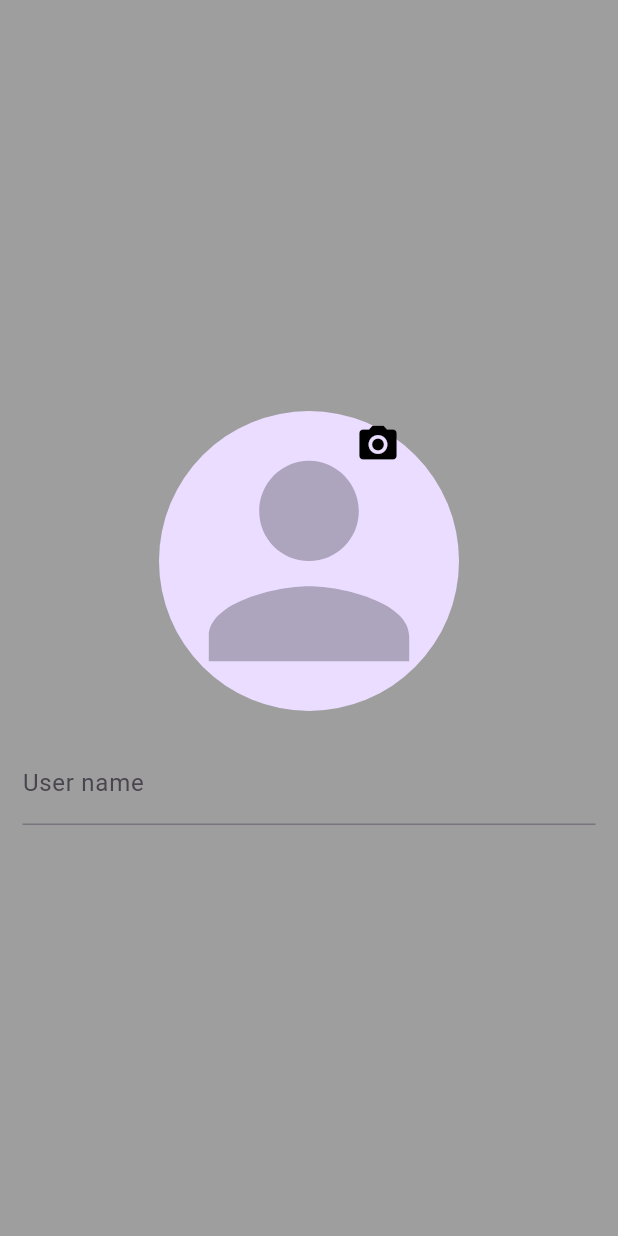
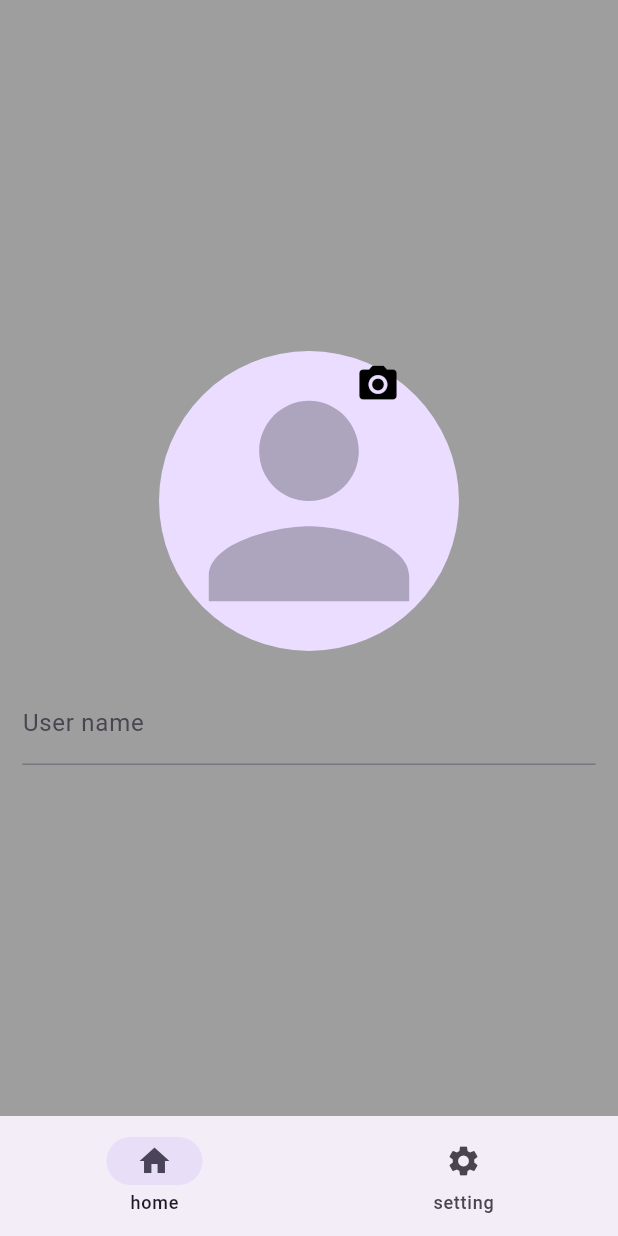
Before and after one commit to takutomiyajima/photo-app, a Flutter app: the screen it shows after launch, after a tap on the "camera alt" icon, on a phone screen of 412 x 824 dp. Run offline on Flutter 3.47's test engine with Material 3 defaults, Android fonts, the light colour scheme and no system bars; our stand-ins replace firebase_core, firebase_storage, go_router, image_picker; accounts and stored records are empty.

Commit message:
bottombarとrouteの作成

```diff
--- /dev/null
+++ b/lib/infla/bottom-bar.dart
@@ -0,0 +1,31 @@
+import 'package:flutter/material.dart';
+import 'package:go_router/go_router.dart';
+
+class AppNavigationBar extends StatelessWidget {
+  const AppNavigationBar({
+    super.key,
+    required this.navigationShell,
+  });
+
+  final StatefulNavigationShell navigationShell;
+
+  @override
+  Widget build(BuildContext context) {
+    return Scaffold(
+      body: navigationShell, // ナビゲーションシェルをボディとして設定
+      bottomNavigationBar: NavigationBar(
+        selectedIndex: navigationShell.currentIndex, // 現在のインデックスを使用
+        destinations: const [
+          NavigationDestination(icon: Icon(Icons.home), label: 'home'),
+          NavigationDestination(icon: Icon(Icons.settings), label: 'setting'),
+        ],
+        onDestinationSelected: (index) {
+          navigationShell.goBranch(
+            index,
+            initialLocation: index == navigationShell.currentIndex, // 選択されたインデックスに移動
+          );
+        },
+      ),
+    );
+  }
+}
--- a/lib/main.dart
+++ b/lib/main.dart
@@ -3,8 +3,11 @@ import 'dart:io';
 import 'package:firebase_storage/firebase_storage.dart';
 import 'package:flutter/material.dart';
 import 'package:firebase_core/firebase_core.dart';
+import 'package:photoapp/route.dart';
+import 'package:photoapp/screen/setting.dart';
 import 'firebase_options.dart';
 import 'package:image_picker/image_picker.dart';
+import 'package:photoapp/screen/home.dart';
 
 
 void main() async {
@@ -13,128 +16,5 @@ void main() async {
     options: DefaultFirebaseOptions.currentPlatform,
   );
 
-  runApp(const MyPage());
+  runApp( App());
 }
-
-class MyPage extends StatefulWidget {
-  const MyPage({super.key});
-
-  @override
-  State<MyPage> createState() => _MyPageState();
-}
-
-
-class _MyPageState extends State<MyPage> {
-  final ImagePicker _imagePicker = ImagePicker();
-  String? imageurl;
-
-  Future<void> pickImage()  async {
-    try {
-      XFile? res = await _imagePicker.pickImage(source: ImageSource.gallery);
-      if (res != null) {
-        await uploadImageToFirebase(File(res.path));
-      }
-    } catch (e) {
-      ScaffoldMessenger.of(context).showSnackBar(
-        SnackBar(
-          backgroundColor: Colors.red,
-          content: Text("$eの画像投稿に失敗しました"),
-        )
-      );
-    }
-  }
-
-  Future<void> uploadImageToFirebase(File image) async{
-  try {
-    Reference reference = FirebaseStorage.instance
-      .ref()
-      .child("images/${DateTime.now().microsecondsSinceEpoch}.png");
-    await reference.putFile(image);
-    String downloadUrl = await reference.getDownloadURL();
-
-    setState(() {
-      imageurl = downloadUrl;
-    });
-
-    ScaffoldMessenger.of(context).showSnackBar(
-      const SnackBar(
-        backgroundColor: Colors.green,
-        duration: Duration(seconds: 2),
-        content: Text("画像を投稿できました"),
-      )
-    );
-  } catch (e) {
-    ScaffoldMessenger.of(context).showSnackBar(
-      SnackBar(
-        backgroundColor: Colors.red,
-        content: Text("$eの画像投稿に失敗しました"),
-      )
-    );
-  }
-}
-
-
-  @override
-  Widget build(BuildContext context) {
-
-    return MaterialApp(
-      home:Scaffold(
-      backgroundColor: Colors.grey,
-      body: Center(
-        child:Padding(padding: const EdgeInsets.all(15),
-          child: ListView(
-            shrinkWrap: true,
-            children: [
-                Stack(children: [
-                  Center(
-                    child: CircleAvatar(
-                    radius: 100,
-                    child: imageurl == null ?
-                    Icon(
-                      Icons.person,
-                      size: 200,
-                      color: Colors.black26,
-                    )
-                    : SizedBox(
-                      height: 200,
-                      child: ClipOval(
-                        child: Image.network(
-                          imageurl!,
-                          fit: BoxFit.cover,
-                        ),
-                      ),
-                    ),
-                    ),
-                  ),
-                  Positioned(
-                    right: 130,
-                    top: 7,
-                    child: GestureDetector(
-                    onTap: () {
-                      pickImage(); // 非同期関数を await で呼び出す
-                    },
-                    child:
-                    const Icon(
-                        Icons.camera_alt,
-                        color:Colors.black,
-                        size: 30,
-                      ))
-                  ),
-
-                ],),
-              const SizedBox(height: 20,),
-              TextFormField(
-                decoration: InputDecoration(
-                  labelText: "User name",
-                  focusedBorder: OutlineInputBorder(borderRadius: BorderRadius.circular(10),
-
-                  )
-                ),
-              )
-            ],
-          ),))
-
-    )
-    );
-  }
-}
--- /dev/null
+++ b/lib/route.dart
@@ -0,0 +1,54 @@
+import 'package:flutter/material.dart';
+import 'package:go_router/go_router.dart';
+import 'package:photoapp/screen/home.dart';
+import 'package:photoapp/infla/bottom-bar.dart';
+import 'package:photoapp/screen/setting.dart';
+
+final rootNavigatorKey = GlobalKey<NavigatorState>();
+final homeNavigatorKey = GlobalKey<NavigatorState>(debugLabel: 'home');
+final settingNavigatorKey = GlobalKey<NavigatorState>(debugLabel: 'setting');
+
+class App extends StatelessWidget{
+  App({super.key});
+
+final appRouter = GoRouter(
+  navigatorKey: rootNavigatorKey,
+  initialLocation: '/home',
+  routes: [
+    StatefulShellRoute.indexedStack(
+      parentNavigatorKey: rootNavigatorKey,
+      builder:(context, state, navigationShell) {
+        return AppNavigationBar(navigationShell: navigationShell);
+      },
+      branches: [
+        StatefulShellBranch(
+          navigatorKey: homeNavigatorKey,
+          routes: [
+            GoRoute(
+              path: '/home',
+              builder: (context, state) => const Home(),
+            ),
+          ],
+        ),
+        StatefulShellBranch(
+          navigatorKey: settingNavigatorKey,
+          routes: [
+            GoRoute(
+              path: '/settings',
+              builder: (context, state) => Setting(),
+            ),
+          ],
+        ),
+      ],
+    ),
+  ],
+);
+@override
+  Widget build(BuildContext context) {
+    return MaterialApp.router(
+      routeInformationProvider: appRouter.routeInformationProvider,
+      routeInformationParser: appRouter.routeInformationParser,
+      routerDelegate: appRouter.routerDelegate,
+    );
+}
+}
--- /dev/null
+++ b/lib/screen/home.dart
@@ -0,0 +1,131 @@
+import 'package:flutter/material.dart';
+import 'dart:io';
+
+import 'package:firebase_storage/firebase_storage.dart';
+import 'package:firebase_core/firebase_core.dart';
+import '/firebase_options.dart';
+import 'package:image_picker/image_picker.dart';
+
+
+class Home extends StatefulWidget {
+  const Home({super.key});
+
+  @override
+  State<Home> createState() => _HomeState();
+}
+
+
+class _HomeState extends State<Home> {
+  final ImagePicker _imagePicker = ImagePicker();
+  String? imageurl;
+
+  Future<void> pickImage()  async {
+    try {
+      XFile? res = await _imagePicker.pickImage(source: ImageSource.gallery);
+      if (res != null) {
+        await uploadImageToFirebase(File(res.path));
+      }
+    } catch (e) {
+      ScaffoldMessenger.of(context).showSnackBar(
+        SnackBar(
+          backgroundColor: Colors.red,
+          content: Text("$eの画像投稿に失敗しました"),
+        )
+      );
+    }
+  }
+
+  Future<void> uploadImageToFirebase(File image) async{
+  try {
+    Reference reference = FirebaseStorage.instance
+      .ref()
+      .child("images/${DateTime.now().microsecondsSinceEpoch}.png");
+    await reference.putFile(image);
+    String downloadUrl = await reference.getDownloadURL();
+
+    setState(() {
+      imageurl = downloadUrl;
+    });
+
+    ScaffoldMessenger.of(context).showSnackBar(
+      const SnackBar(
+        backgroundColor: Colors.green,
+        duration: Duration(seconds: 2),
+        content: Text("画像を投稿できました"),
+      )
+    );
+  } catch (e) {
+    ScaffoldMessenger.of(context).showSnackBar(
+      SnackBar(
+        backgroundColor: Colors.red,
+        content: Text("$eの画像投稿に失敗しました"),
+      )
+    );
+  }
+}
+
+
+  @override
+  Widget build(BuildContext context) {
+
+    return MaterialApp(
+      home:Scaffold(
+      backgroundColor: Colors.grey,
+      body: Center(
+        child:Padding(padding: const EdgeInsets.all(15),
+          child: ListView(
+            shrinkWrap: true,
+            children: [
+                Stack(children: [
+                  Center(
+                    child: CircleAvatar(
+                    radius: 100,
+                    child: imageurl == null ?
+                    Icon(
+                      Icons.person,
+                      size: 200,
+                      color: Colors.black26,
+                    )
+                    : SizedBox(
+                      height: 200,
+                      child: ClipOval(
+                        child: Image.network(
+                          imageurl!,
+                          fit: BoxFit.cover,
+                        ),
+                      ),
+                    ),
+                    ),
+                  ),
+                  Positioned(
+                    right: 130,
+                    top: 7,
+                    child: GestureDetector(
+                    onTap: () {
+                      pickImage(); // 非同期関数を await で呼び出す
+                    },
+                    child:
+                    const Icon(
+                        Icons.camera_alt,
+                        color:Colors.black,
+                        size: 30,
+                      ))
+                  ),
+
+                ],),
+              const SizedBox(height: 20,),
+              TextFormField(
+                decoration: InputDecoration(
+                  labelText: "User name",
+                  focusedBorder: OutlineInputBorder(borderRadius: BorderRadius.circular(10),
+
+                  )
+                ),
+              )
+            ],
+          ),))
+
+    )
+    );
+  }
+}
--- /dev/null
+++ b/lib/screen/setting.dart
@@ -0,0 +1,24 @@
+import 'package:flutter/material.dart';
+
+class Setting extends StatelessWidget {
+  @override
+  Widget build(BuildContext context) {
+    return Scaffold(
+      appBar: AppBar(
+        title: Text('白いページ'),
+      ),
+      body: Container(
+        color: Colors.white, // 背景色を白に設定
+        child: Center(
+          child: Text(
+            'これは白いページです',
+            style: TextStyle(
+              fontSize: 24,
+              color: Colors.black, // テキストの色を黒に設定
+            ),
+          ),
+        ),
+      ),
+    );
+  }
+}
--- a/pubspec.yaml
+++ b/pubspec.yaml
@@ -41,6 +41,7 @@ dependencies:
   image_picker: ^1.1.1
   firebase_auth: ^4.16.0
   get_server: ^1.2.1
+  go_router: ^14.2.7
 
 dev_dependencies:
   flutter_test:
```
Also changed, not shown: lib/detail/home.dart (deleted), pubspec.lock, 1 other file.
